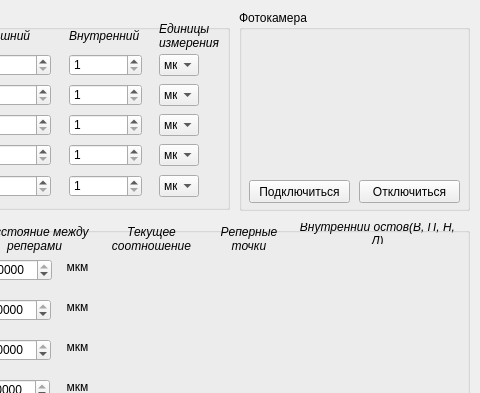
Before: the Qt Designer form settingsdialog.ui in kapkovsv/PuansonChecker.64bit, drawn with Qt 5; both pictures show x 111 to 591 and y 0 to 393 of the 591 by 507 pixel window.
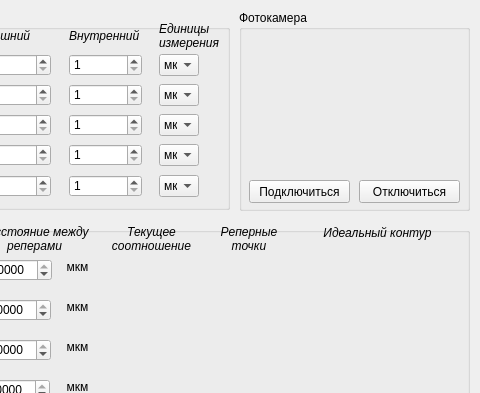
After: the same form once the commit is applied.

Patch:
```diff
--- a/settingsdialog.ui
+++ b/settingsdialog.ui
@@ -919,7 +919,7 @@
      </font>
     </property>
     <property name="text">
-     <string>Внутренний остов(В, П, Н, Л)</string>
+     <string>&lt;html&gt;&lt;head/&gt;&lt;body&gt;&lt;p&gt;Идеальный контур&lt;/p&gt;&lt;/body&gt;&lt;/html&gt;</string>
     </property>
     <property name="alignment">
      <set>Qt::AlignCenter</set>
```
